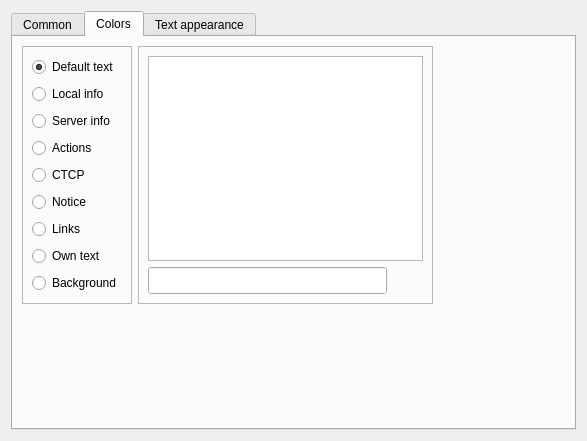
Above: iconfig/iconfigcustomize.ui from daniel-Jones/IdealIRC before the change. Below: the same form after it.
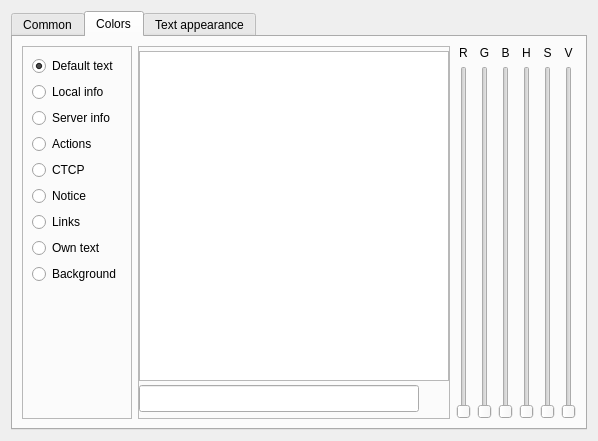
That is the form after the change. The open tabs and pages were chosen to show the change.

Commit message: New color picker Setting new colors and clicking cancel does now actually discard the changes.

Diff of the .ui file:
```diff
--- a/iconfig/iconfigcustomize.ui
+++ b/iconfig/iconfigcustomize.ui
@@ -111,99 +111,7 @@
        <string>Colors</string>
       </attribute>
       <layout class="QGridLayout" name="gridLayout_6">
-       <item row="0" column="1">
-        <widget class="QFrame" name="frame_2">
-         <property name="frameShape">
-          <enum>QFrame::StyledPanel</enum>
-         </property>
-         <property name="frameShadow">
-          <enum>QFrame::Raised</enum>
-         </property>
-         <layout class="QGridLayout" name="gridLayout_5">
-          <item row="1" column="1">
-           <widget class="QWidget" name="colPreview" native="true">
-            <property name="minimumSize">
-             <size>
-              <width>30</width>
-              <height>0</height>
-             </size>
-            </property>
-           </widget>
-          </item>
-          <item row="1" column="0">
-           <widget class="QLineEdit" name="colorCode">
-            <property name="font">
-             <font>
-              <family>Courier New</family>
-              <pointsize>12</pointsize>
-              <weight>75</weight>
-              <bold>true</bold>
-             </font>
-            </property>
-           </widget>
-          </item>
-          <item row="0" column="0" colspan="2">
-           <widget class="QGraphicsView" name="colorPick">
-            <property name="minimumSize">
-             <size>
-              <width>275</width>
-              <height>205</height>
-             </size>
-            </property>
-            <property name="maximumSize">
-             <size>
-              <width>275</width>
-              <height>205</height>
-             </size>
-            </property>
-            <property name="cursor" stdset="0">
-             <cursorShape>CrossCursor</cursorShape>
-            </property>
-           </widget>
-          </item>
-         </layout>
-        </widget>
-       </item>
-       <item row="0" column="2">
-        <spacer name="horizontalSpacer_3">
-         <property name="orientation">
-          <enum>Qt::Horizontal</enum>
-         </property>
-         <property name="sizeHint" stdset="0">
-          <size>
-           <width>136</width>
-           <height>20</height>
-          </size>
-         </property>
-        </spacer>
-       </item>
-       <item row="1" column="0">
-        <spacer name="verticalSpacer_3">
-         <property name="orientation">
-          <enum>Qt::Vertical</enum>
-         </property>
-         <property name="sizeHint" stdset="0">
-          <size>
-           <width>20</width>
-           <height>122</height>
-          </size>
-         </property>
-        </spacer>
-       </item>
-       <item row="1" column="1">
-        <spacer name="verticalSpacer_2">
-         <property name="orientation">
-          <enum>Qt::Vertical</enum>
-         </property>
-         <property name="sizeHint" stdset="0">
-          <size>
-           <width>20</width>
-           <height>122</height>
-          </size>
-         </property>
-        </spacer>
-       </item>
-       <item row="0" column="0">
+       <item row="0" column="0" rowspan="2">
         <widget class="QFrame" name="frame">
          <property name="frameShape">
           <enum>QFrame::StyledPanel</enum>
@@ -278,9 +186,225 @@
             </property>
            </widget>
           </item>
+          <item row="9" column="0">
+           <spacer name="verticalSpacer_2">
+            <property name="orientation">
+             <enum>Qt::Vertical</enum>
+            </property>
+            <property name="sizeHint" stdset="0">
+             <size>
+              <width>20</width>
+              <height>40</height>
+             </size>
+            </property>
+           </spacer>
+          </item>
          </layout>
         </widget>
        </item>
+       <item row="0" column="1" rowspan="2">
+        <widget class="QFrame" name="frame_2">
+         <property name="frameShape">
+          <enum>QFrame::StyledPanel</enum>
+         </property>
+         <property name="frameShadow">
+          <enum>QFrame::Raised</enum>
+         </property>
+         <layout class="QGridLayout" name="gridLayout_5">
+          <property name="leftMargin">
+           <number>0</number>
+          </property>
+          <property name="topMargin">
+           <number>0</number>
+          </property>
+          <property name="rightMargin">
+           <number>0</number>
+          </property>
+          <property name="bottomMargin">
+           <number>0</number>
+          </property>
+          <property name="spacing">
+           <number>0</number>
+          </property>
+          <item row="1" column="1">
+           <widget class="QWidget" name="colPreview" native="true">
+            <property name="minimumSize">
+             <size>
+              <width>30</width>
+              <height>0</height>
+             </size>
+            </property>
+           </widget>
+          </item>
+          <item row="0" column="0" colspan="2">
+           <widget class="QGraphicsView" name="colorPick">
+            <property name="minimumSize">
+             <size>
+              <width>310</width>
+              <height>330</height>
+             </size>
+            </property>
+            <property name="maximumSize">
+             <size>
+              <width>310</width>
+              <height>330</height>
+             </size>
+            </property>
+            <property name="cursor" stdset="0">
+             <cursorShape>CrossCursor</cursorShape>
+            </property>
+            <property name="verticalScrollBarPolicy">
+             <enum>Qt::ScrollBarAlwaysOff</enum>
+            </property>
+            <property name="horizontalScrollBarPolicy">
+             <enum>Qt::ScrollBarAlwaysOff</enum>
+            </property>
+           </widget>
+          </item>
+          <item row="1" column="0">
+           <widget class="QLineEdit" name="colorCode">
+            <property name="font">
+             <font>
+              <family>Courier New</family>
+              <pointsize>12</pointsize>
+              <weight>75</weight>
+              <bold>true</bold>
+             </font>
+            </property>
+           </widget>
+          </item>
+         </layout>
+        </widget>
+       </item>
+       <item row="0" column="2">
+        <widget class="QLabel" name="label_4">
+         <property name="text">
+          <string>R</string>
+         </property>
+         <property name="alignment">
+          <set>Qt::AlignCenter</set>
+         </property>
+        </widget>
+       </item>
+       <item row="0" column="3">
+        <widget class="QLabel" name="label_5">
+         <property name="text">
+          <string>G</string>
+         </property>
+         <property name="alignment">
+          <set>Qt::AlignCenter</set>
+         </property>
+        </widget>
+       </item>
+       <item row="0" column="4">
+        <widget class="QLabel" name="label_6">
+         <property name="text">
+          <string>B</string>
+         </property>
+         <property name="alignment">
+          <set>Qt::AlignCenter</set>
+         </property>
+        </widget>
+       </item>
+       <item row="0" column="5">
+        <widget class="QLabel" name="label_7">
+         <property name="text">
+          <string>H</string>
+         </property>
+         <property name="alignment">
+          <set>Qt::AlignCenter</set>
+         </property>
+        </widget>
+       </item>
+       <item row="0" column="6">
+        <widget class="QLabel" name="label_8">
+         <property name="text">
+          <string>S</string>
+         </property>
+         <property name="alignment">
+          <set>Qt::AlignCenter</set>
+         </property>
+        </widget>
+       </item>
+       <item row="0" column="7">
+        <widget class="QLabel" name="label_9">
+         <property name="text">
+          <string>V</string>
+         </property>
+         <property name="alignment">
+          <set>Qt::AlignCenter</set>
+         </property>
+        </widget>
+       </item>
+       <item row="1" column="2">
+        <widget class="QSlider" name="slideR">
+         <property name="maximum">
+          <number>255</number>
+         </property>
+         <property name="orientation">
+          <enum>Qt::Vertical</enum>
+         </property>
+        </widget>
+       </item>
+       <item row="1" column="3">
+        <widget class="QSlider" name="slideG">
+         <property name="maximum">
+          <number>255</number>
+         </property>
+         <property name="orientation">
+          <enum>Qt::Vertical</enum>
+         </property>
+        </widget>
+       </item>
+       <item row="1" column="4">
+        <widget class="QSlider" name="slideB">
+         <property name="maximum">
+          <number>255</number>
+         </property>
+         <property name="orientation">
+          <enum>Qt::Vertical</enum>
+         </property>
+        </widget>
+       </item>
+       <item row="1" column="5">
+        <widget class="QSlider" name="slideH">
+         <property name="maximum">
+          <number>359</number>
+         </property>
+         <property name="orientation">
+          <enum>Qt::Vertical</enum>
+         </property>
+        </widget>
+       </item>
+       <item row="1" column="6">
+        <widget class="QSlider" name="slideS">
+         <property name="maximum">
+          <number>255</number>
+         </property>
+         <property name="orientation">
+          <enum>Qt::Vertical</enum>
+         </property>
+        </widget>
+       </item>
+       <item row="1" column="7">
+        <widget class="QSlider" name="slideV">
+         <property name="maximum">
+          <number>255</number>
+         </property>
+         <property name="orientation">
+          <enum>Qt::Vertical</enum>
+         </property>
+         <property name="invertedAppearance">
+          <bool>false</bool>
+         </property>
+         <property name="invertedControls">
+          <bool>false</bool>
+         </property>
+         <property name="tickPosition">
+          <enum>QSlider::NoTicks</enum>
+         </property>
+        </widget>
+       </item>
       </layout>
      </widget>
      <widget class="QWidget" name="tab_3">
```
Left out of the diff: 30 changed lines with no effect on the pictures. The commit also changes 12 other files.
